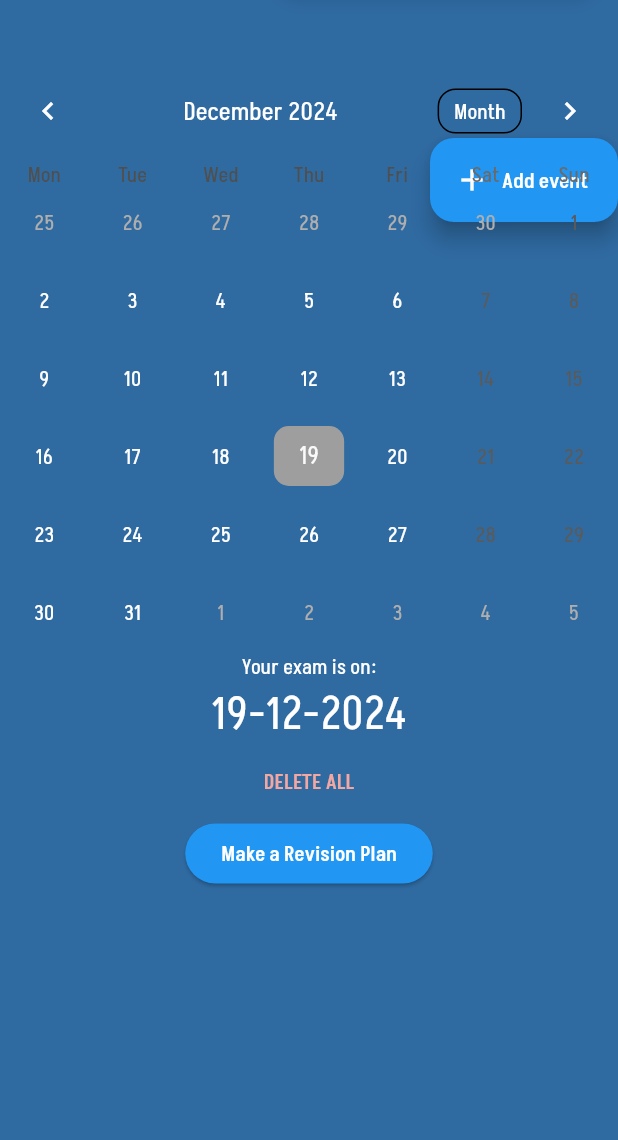
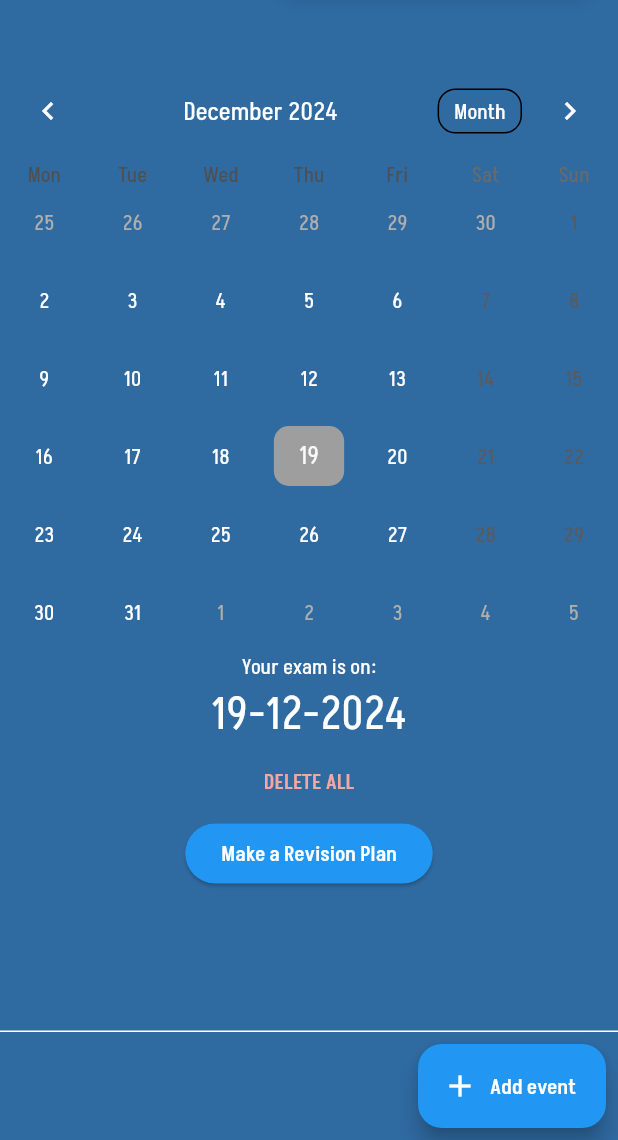
Before and after one commit to elsawakfi/MedicRecall, a Flutter app: the Calendar screen opened directly, on a phone screen of 412 x 824 dp, the part 96-1236 px from its top. Run offline on Flutter 3.47's test engine with Material 3 defaults, Android fonts, the phone set to English and light mode, and no system bars; drawn by our look-alikes of table_calendar; our stand-ins replace cloud_firestore, firebase_auth, firebase_core, flip_card, getwidget, google_sign_in and 1 more; missing offline and left inert: day_night_switcher, swiping_card_deck, universal_html; accounts and stored records are empty.

Commit message:
Working but has a visible divider at bottom

```diff
--- a/flashcard/lib/screens/calendar_screen.dart
+++ b/flashcard/lib/screens/calendar_screen.dart
@@ -436,49 +436,6 @@ Widget build(BuildContext context) {
     ),
     body: Stack(
       children: [
-        Positioned(
-            right: 0,
-            top : 100,
-
-            child: FloatingActionButton.extended(
-              heroTag: UniqueKey().toString(),
-              onPressed: () => showDialog(
-                context: context,
-                builder: (context) => AlertDialog(
-                title: const Text("Add Event"),
-                content: TextFormField(controller: _eventController),
-                actions: [
-                    TextButton(
-                      child: const Text("Cancel"),
-                      onPressed: () => Navigator.pop(context),
-                    ),
-                    TextButton(
-                      child: const Text("Ok"),
-                      onPressed: () {
-                        if (_eventController.text.isNotEmpty) {
-                          if (selectedEvents[selectedDay] != null) {
-                            selectedEvents[selectedDay]?.add(
-                              Event(title: _eventController.text),
-                            );
-                          } else {
-                            selectedEvents[selectedDay] = [
-                              Event(title: _eventController.text),
-                            ];
-                          }
-                          updateEventsToDB(user);
-                          Navigator.pop(context);
-                          _eventController.clear();
-                          setState(() {});
-                        }
-                      },
-                    ),
-                  ],
-                ),
-              ),
-              backgroundColor: Colors.blue,
-              label: const Text("Add event", style: TextStyle(color: Colors.white)),
-              icon: const Icon(Icons.add))
-    ),
         Padding(
           padding: const EdgeInsets.only(top: 50.0),
           child: SingleChildScrollView(
@@ -716,6 +673,49 @@ Widget build(BuildContext context) {
     // floatingActionButtonAnimator: FloatingActionButtonAnimator.scaling,
        floatingActionButton: const CustomFloatingButton(),
         floatingActionButtonLocation: FloatingActionButtonLocation.endTop,
+        persistentFooterButtons: [
+              Container(
+                padding:  EdgeInsets.zero,
+                color : Colors.transparent,
+                child : FloatingActionButton.extended(
+                heroTag: UniqueKey().toString(),
+                onPressed: () => showDialog(
+                  context: context,
+                  builder: (context) => AlertDialog(
+                  title: const Text("Add Event"),
+                  content: TextFormField(controller: _eventController),
+                  actions: [
+                      TextButton(
+                        child: const Text("Cancel"),
+                        onPressed: () => Navigator.pop(context),
+                      ),
+                      TextButton(
+                        child: const Text("Ok"),
+                        onPressed: () {
+                          if (_eventController.text.isNotEmpty) {
+                            if (selectedEvents[selectedDay] != null) {
+                              selectedEvents[selectedDay]?.add(
+                                Event(title: _eventController.text),
+                              );
+                            } else {
+                              selectedEvents[selectedDay] = [
+                                Event(title: _eventController.text),
+                              ];
+                            }
+                            updateEventsToDB(user);
+                            Navigator.pop(context);
+                            _eventController.clear();
+                            setState(() {});
+                          }
+                        },
+                      ),
+                    ],
+                  ),
+                ),
+
+               label: const Text("Add event", style: TextStyle(color: Colors.white)),
+               icon: const Icon(Icons.add))  )     ],
+        persistentFooterAlignment: AlignmentDirectional.bottomEnd,
   );
 
 }}
```
